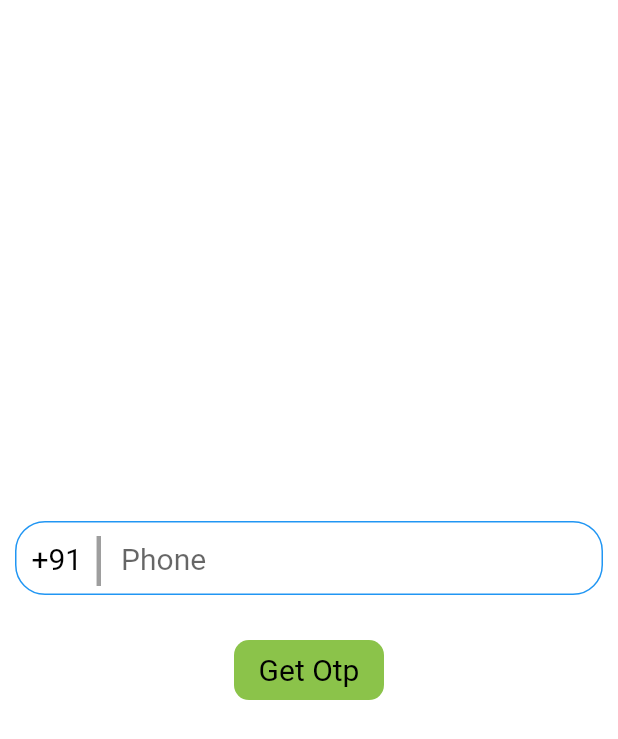
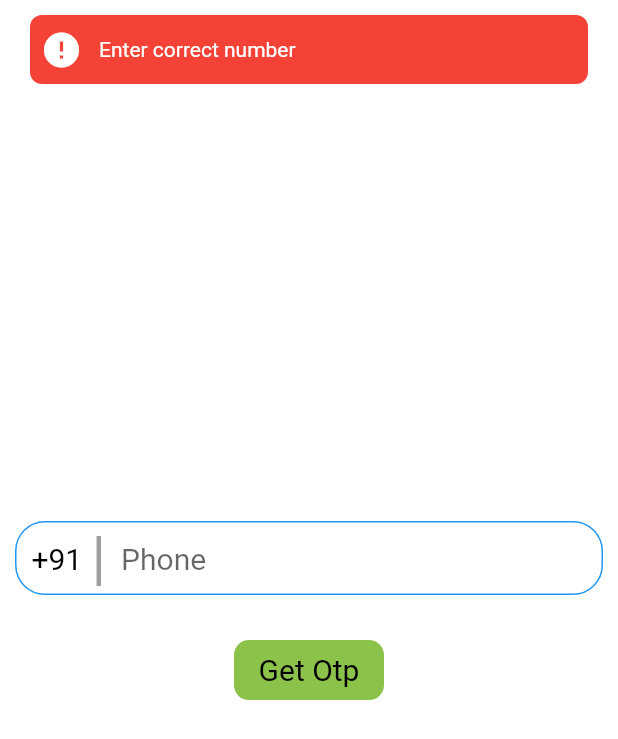
Before and after one commit to vishwajeetbharti/mvvm_task, a Flutter app: the screen it shows after launch, after a tap on "Get Otp", on a phone screen of 412 x 824 dp. Shown: the top 739 px of the screen. Run offline on Flutter 3.47's test engine with Material 2 defaults, Android fonts, the phone set to English and light mode, and no system bars; drawn by our look-alikes of another_flushbar; our stand-ins replace datetime_picker_formfield, firebase_auth, firebase_core, firebase_database, pinput, shared_preferences; accounts and stored records are empty.

Commit message:
lettle change

```diff
--- a/lib/view/login_view.dart
+++ b/lib/view/login_view.dart
@@ -1,4 +1,5 @@
 import 'package:flutter/material.dart';
+import 'package:mvvm_task/utils/utils.dart';
 
 import '../view_model/auth_view_model.dart';
 
@@ -56,11 +57,14 @@ class _Login_ScreenState extends State<Login_Screen> {
                         margin: const EdgeInsets.only(left: 10),
                         child: TextField(
                           controller: phone,
+                          maxLength: 10,
                           keyboardType: TextInputType.phone,
                           style: const TextStyle(
                               fontSize: 20, color: Colors.black),
                           decoration: const InputDecoration(
-                              border: InputBorder.none, hintText: "Phone"),
+                              border: InputBorder.none,
+                              hintText: "Phone",
+                              counterText: ""),
                         ),
                       ),
                     ],
@@ -69,8 +73,13 @@ class _Login_ScreenState extends State<Login_Screen> {
             Padding(
               padding: const EdgeInsets.all(20.0),
               child: GestureDetector(
-                onTap: () {
-                  LoginAuth.auth_otp(_countrycode.text, phone.text, context);
+                onTap: () async {
+                  if (phone.text.toString().length != 10) {
+                    Utils.flushBarErrorMessage("Enter correct number", context);
+                  } else {
+                    LoginAuth.auth_otp(_countrycode.text, phone.text, context);
+                    Utils.flushBarErrorMessage("Otp sent", context);
+                  }
                 },
                 child: Container(
                   height: 40,
@@ -90,4 +99,6 @@ class _Login_ScreenState extends State<Login_Screen> {
           ],
         ));
   }
+
+  Widget _listviewloading() => const Center(child: CircularProgressIndicator());
 }
--- a/lib/view_model/auth_view_model.dart
+++ b/lib/view_model/auth_view_model.dart
@@ -15,7 +15,9 @@ class LoginAuth extends ChangeNotifier {
     await FirebaseAuth.instance.verifyPhoneNumber(
       phoneNumber: countrycode + phone,
       verificationCompleted: (PhoneAuthCredential credential) {},
-      verificationFailed: (FirebaseAuthException e) {},
+      verificationFailed: (FirebaseAuthException e) {
+        Utils.flushBarErrorMessage("Somthing went wroung", context);
+      },
       codeSent: (String verificationId, int? resendToken) {
         Navigator.of(context).pushAndRemoveUntil(
             MaterialPageRoute(
```
